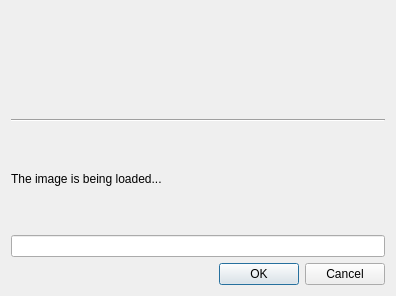
Above: src/captcha/CaptchaQtDlg.ui from LubosD/fatrat before the change. Below: the same form after it.
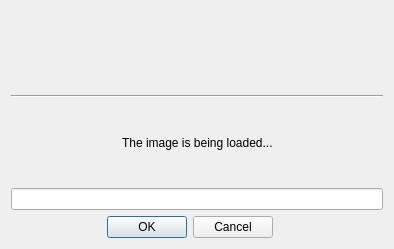
That is the form after the change.

```diff
--- a/src/captcha/CaptchaQtDlg.ui
+++ b/src/captcha/CaptchaQtDlg.ui
@@ -6,15 +6,15 @@
    <rect>
     <x>0</x>
     <y>0</y>
-    <width>396</width>
-    <height>296</height>
+    <width>394</width>
+    <height>249</height>
    </rect>
   </property>
   <property name="windowTitle">
    <string>Dialog</string>
   </property>
   <layout class="QGridLayout" name="gridLayout">
-   <item row="0" column="0">
+   <item row="0" column="0" colspan="3">
     <widget class="QLabel" name="labelInfo">
      <property name="text">
       <string/>
@@ -24,7 +24,7 @@
      </property>
     </widget>
    </item>
-   <item row="1" column="0">
+   <item row="1" column="0" colspan="3">
     <widget class="Line" name="line">
      <property name="orientation">
       <enum>Qt::Horizontal</enum>
@@ -32,16 +32,42 @@
     </widget>
    </item>
    <item row="2" column="0">
+    <spacer name="horizontalSpacer">
+     <property name="orientation">
+      <enum>Qt::Horizontal</enum>
+     </property>
+     <property name="sizeHint" stdset="0">
+      <size>
+       <width>99</width>
+       <height>20</height>
+      </size>
+     </property>
+    </spacer>
+   </item>
+   <item row="2" column="1">
     <widget class="QLabel" name="labelImage">
      <property name="text">
       <string>The image is being loaded...</string>
      </property>
     </widget>
    </item>
-   <item row="3" column="0">
+   <item row="2" column="2">
+    <spacer name="horizontalSpacer_2">
+     <property name="orientation">
+      <enum>Qt::Horizontal</enum>
+     </property>
+     <property name="sizeHint" stdset="0">
+      <size>
+       <width>99</width>
+       <height>20</height>
+      </size>
+     </property>
+    </spacer>
+   </item>
+   <item row="3" column="0" colspan="3">
     <widget class="QLineEdit" name="lineText"/>
    </item>
-   <item row="4" column="0">
+   <item row="4" column="0" colspan="2">
     <widget class="QDialogButtonBox" name="buttonBox">
      <property name="orientation">
       <enum>Qt::Horizontal</enum>
```
Left out of the diff: 2 changed lines with no effect on the pictures.
